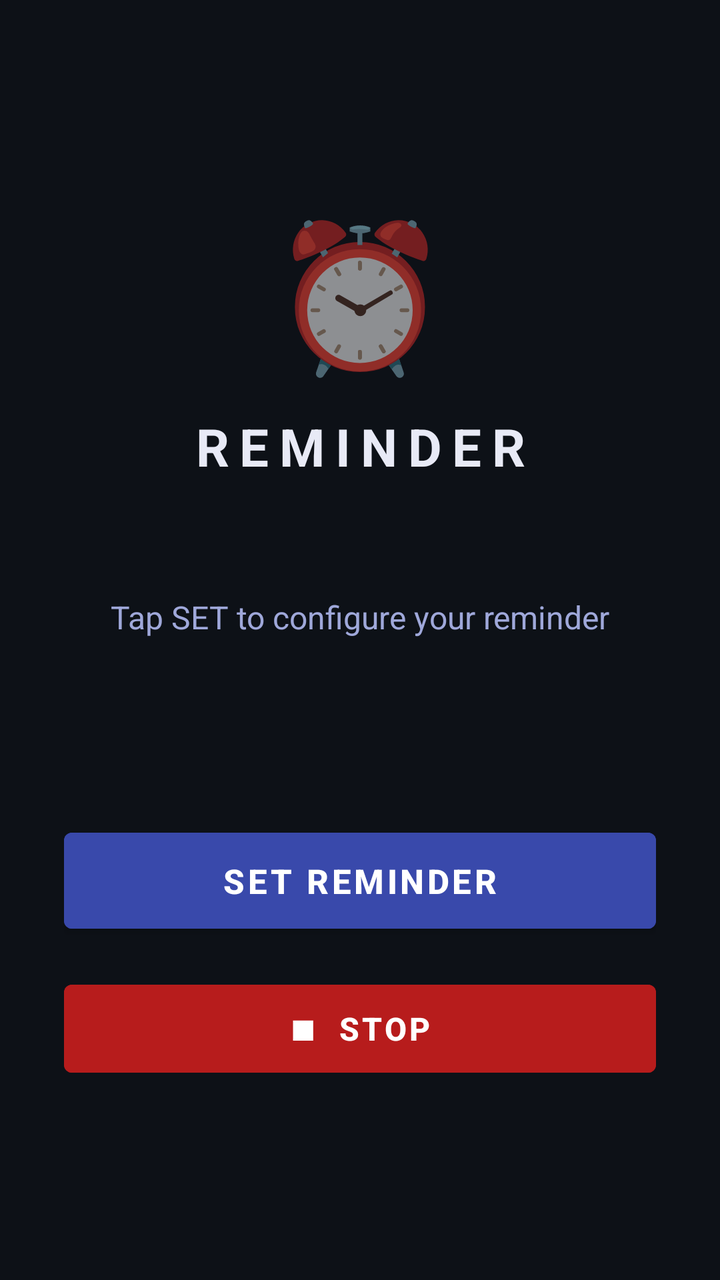
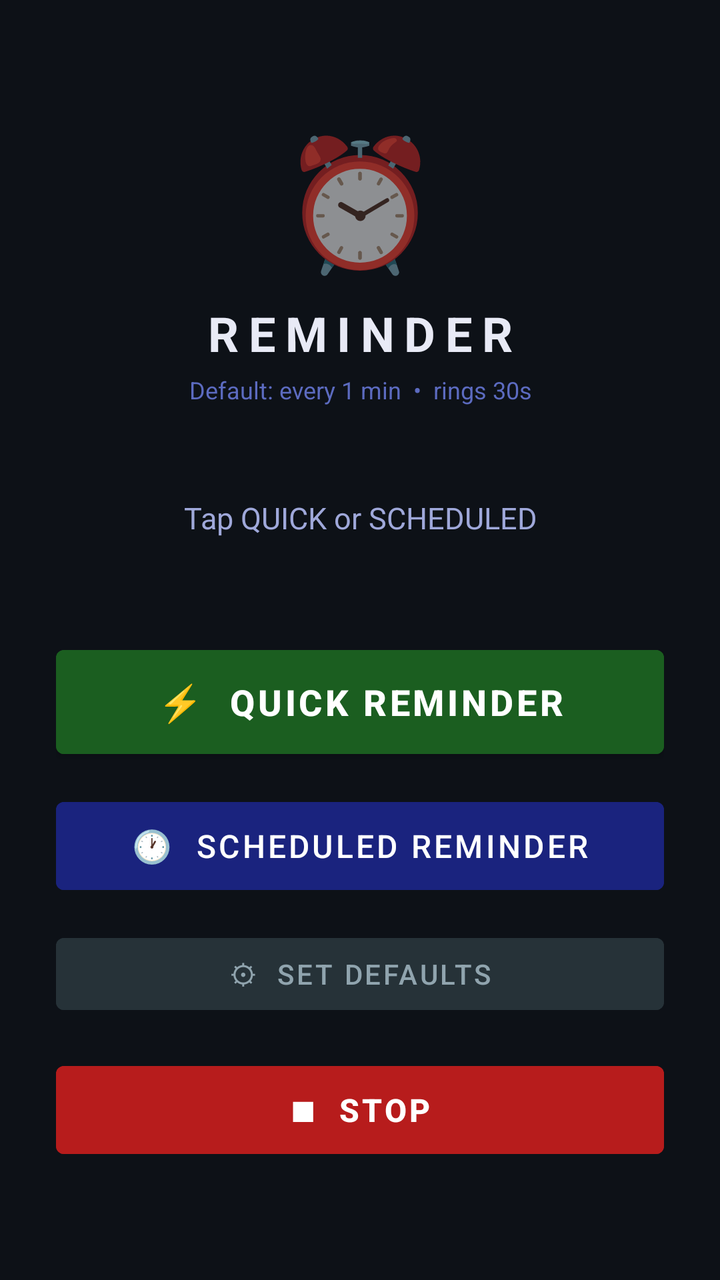

Two renders of the same Android screen: before a commit and after it. Below are the layout's source before the change and the commit's diff.
<!-- AndroidManifest.xml: application theme AppTheme -->
<!-- res/layout/activity_main.xml -->
<?xml version="1.0" encoding="utf-8"?>
<LinearLayout xmlns:android="http://schemas.android.com/apk/res/android"
    android:layout_width="match_parent"
    android:layout_height="match_parent"
    android:orientation="vertical"
    android:gravity="center"
    android:padding="32dp"
    android:background="#0D1117">

    <TextView
        android:text="⏰"
        android:textSize="72sp"
        android:gravity="center"
        android:layout_width="match_parent"
        android:layout_height="wrap_content"
        android:layout_marginBottom="12dp"/>

    <TextView
        android:text="REMINDER"
        android:textSize="26sp"
        android:textStyle="bold"
        android:letterSpacing="0.2"
        android:textColor="#E8EAF6"
        android:gravity="center"
        android:layout_width="match_parent"
        android:layout_height="wrap_content"
        android:layout_marginBottom="32dp"/>

    <TextView
        android:id="@+id/tvStatus"
        android:text="Tap SET to configure your reminder"
        android:textSize="16sp"
        android:textColor="#9FA8DA"
        android:gravity="center"
        android:layout_width="match_parent"
        android:layout_height="wrap_content"
        android:minHeight="72dp"
        android:layout_marginBottom="8dp"/>

    <TextView
        android:id="@+id/tvSettings"
        android:text=""
        android:textSize="13sp"
        android:textColor="#5C6BC0"
        android:gravity="center"
        android:layout_width="match_parent"
        android:layout_height="wrap_content"
        android:layout_marginBottom="40dp"/>

    <Button
        android:id="@+id/btnSet"
        android:text="Set Reminder"
        android:layout_width="match_parent"
        android:layout_height="60dp"
        android:textSize="17sp"
        android:textStyle="bold"
        android:backgroundTint="#3949AB"
        android:textColor="#FFFFFF"
        android:layout_marginBottom="16dp"/>

    <Button
        android:id="@+id/btnStop"
        android:text="■  STOP"
        android:layout_width="match_parent"
        android:layout_height="56dp"
        android:textSize="16sp"
        android:textStyle="bold"
        android:backgroundTint="#B71C1C"
        android:textColor="#FFFFFF"
        android:enabled="false"/>

</LinearLayout>
<!-- resources referenced by this layout -->
<resources>
  <style name="AppTheme" parent="Theme.MaterialComponents.DayNight.NoActionBar">
          <item name="colorPrimary">#3949AB</item>
          <item name="colorPrimaryDark">#1A237E</item>
          <item name="colorAccent">#7986CB</item>
      </style>
</resources>

<!-- the commit's change to res/layout/activity_main.xml (unified diff, before → after) -->
@@ -4,58 +4,78 @@
     android:layout_height="match_parent"
     android:orientation="vertical"
     android:gravity="center"
-    android:padding="32dp"
+    android:padding="28dp"
     android:background="#0D1117">
 
     <TextView
         android:text="⏰"
-        android:textSize="72sp"
+        android:textSize="64sp"
         android:gravity="center"
         android:layout_width="match_parent"
         android:layout_height="wrap_content"
-        android:layout_marginBottom="12dp"/>
+        android:layout_marginBottom="8dp"/>
 
     <TextView
         android:text="REMINDER"
-        android:textSize="26sp"
+        android:textSize="24sp"
         android:textStyle="bold"
         android:letterSpacing="0.2"
         android:textColor="#E8EAF6"
         android:gravity="center"
         android:layout_width="match_parent"
         android:layout_height="wrap_content"
-        android:layout_marginBottom="32dp"/>
+        android:layout_marginBottom="4dp"/>
+
+    <TextView
+        android:id="@+id/tvSettings"
+        android:text="Default: every 1 min  •  rings 30s"
+        android:textSize="12sp"
+        android:textColor="#5C6BC0"
+        android:gravity="center"
+        android:layout_width="match_parent"
+        android:layout_height="wrap_content"
+        android:layout_marginBottom="24dp"/>
 
     <TextView
         android:id="@+id/tvStatus"
-        android:text="Tap SET to configure your reminder"
-        android:textSize="16sp"
+        android:text="Tap QUICK or SCHEDULED"
+        android:textSize="15sp"
         android:textColor="#9FA8DA"
         android:gravity="center"
         android:layout_width="match_parent"
         android:layout_height="wrap_content"
-        android:minHeight="72dp"
-        android:layout_marginBottom="8dp"/>
-
-    <TextView
-        android:id="@+id/tvSettings"
-        android:text=""
-        android:textSize="13sp"
-        android:textColor="#5C6BC0"
-        android:gravity="center"
-        android:layout_width="match_parent"
-        android:layout_height="wrap_content"
-        android:layout_marginBottom="40dp"/>
+        android:minHeight="64dp"
+        android:layout_marginBottom="28dp"/>
 
     <Button
-        android:id="@+id/btnSet"
-        android:text="Set Reminder"
+        android:id="@+id/btnQuick"
+        android:text="⚡  Quick Reminder"
         android:layout_width="match_parent"
-        android:layout_height="60dp"
-        android:textSize="17sp"
+        android:layout_height="64dp"
+        android:textSize="18sp"
         android:textStyle="bold"
-        android:backgroundTint="#3949AB"
+        android:backgroundTint="#1B5E20"
         android:textColor="#FFFFFF"
+        android:layout_marginBottom="12dp"/>
+
+    <Button
+        android:id="@+id/btnScheduled"
+        android:text="🕐  Scheduled Reminder"
+        android:layout_width="match_parent"
+        android:layout_height="56dp"
+        android:textSize="16sp"
+        android:backgroundTint="#1A237E"
+        android:textColor="#FFFFFF"
+        android:layout_marginBottom="12dp"/>
+
+    <Button
+        android:id="@+id/btnDefaultSettings"
+        android:text="⚙  Set Defaults"
+        android:layout_width="match_parent"
+        android:layout_height="48dp"
+        android:textSize="14sp"
+        android:backgroundTint="#263238"
+        android:textColor="#90A4AE"
         android:layout_marginBottom="16dp"/>
 
     <Button
